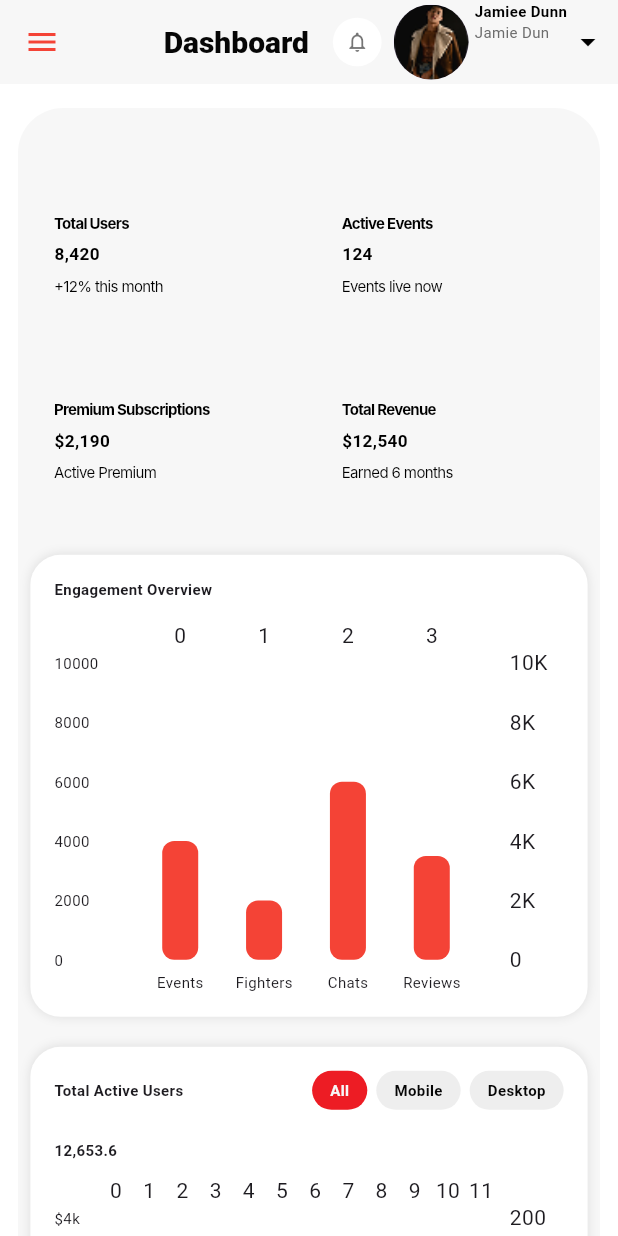
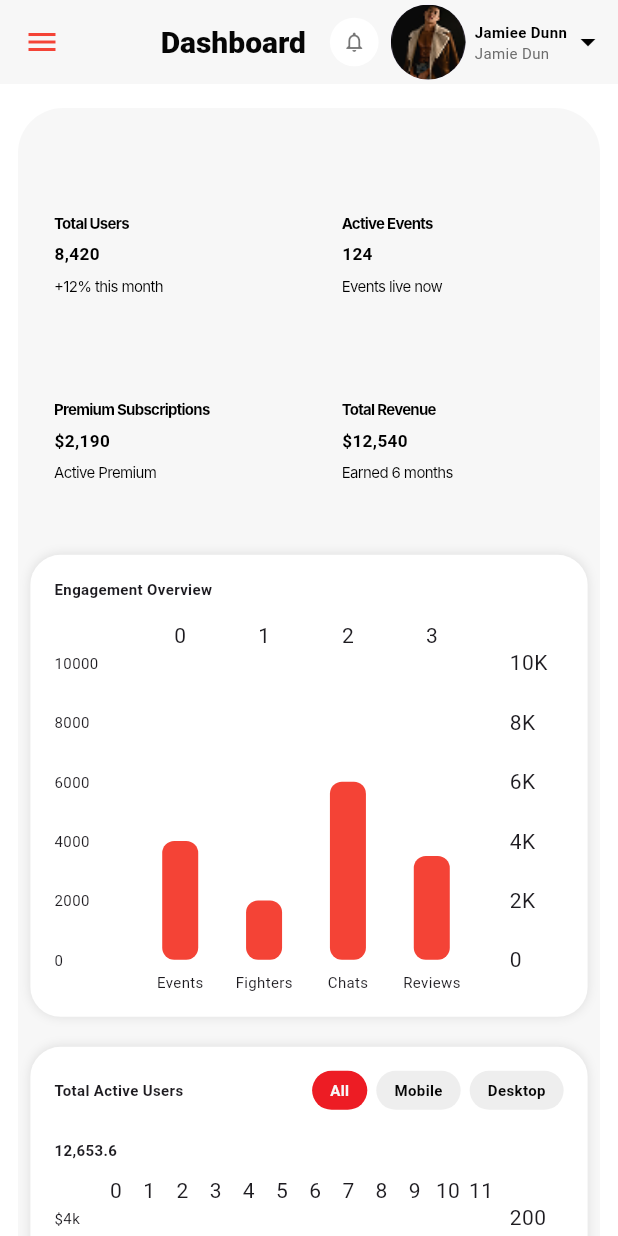
Before and after one commit to jasonapp2244/Cage_Connect_Dashboard, a Flutter app: the ResponsiveHomeScreen screen opened by its route, on a phone screen of 412 x 824 dp. Run offline on Flutter 3.47's test engine with Material 3 defaults, Android fonts, the light colour scheme and no system bars; drawn by our look-alikes of fl_chart; our stand-ins replace syncfusion_flutter_charts, syncfusion_flutter_datagrid; Roboto replaces fonts that are missing (Clash Display, Inter).

Commit message:
push code

```diff
--- a/lib/widgets/custom_profile.dart
+++ b/lib/widgets/custom_profile.dart
@@ -15,21 +15,24 @@
     required this.userEmail,
     required this.avatarImagePath,
     this.notificationIcon = Icons.notifications_none,
-    this.notificationIconColor = Colors.black54, // Default color
+    this.notificationIconColor = Colors.black54,
   });
 
   @override
   Widget build(BuildContext context) {
     var adaptive = Adaptive(context);
+
     return Container(
       decoration: BoxDecoration(borderRadius: BorderRadius.circular(10)),
       child: Row(
-        mainAxisSize: MainAxisSize.min, // Keep the row content snug
+        mainAxisSize: MainAxisSize.min,
+        crossAxisAlignment:
+            CrossAxisAlignment.center, // ✅ vertically center everything
         children: <Widget>[
           Container(
             padding: adaptive.paddingOnly(left: 2, top: 2, right: 2, bottom: 2),
             decoration: BoxDecoration(
-              color: AppColors.bgColor, // Light gray background
+              color: AppColors.bgColor,
               shape: BoxShape.circle,
             ),
             child: Icon(
@@ -42,36 +45,36 @@
           adaptive.horizontalSpace(8),
 
           Row(
+            crossAxisAlignment: CrossAxisAlignment.center, // ✅ important
             children: <Widget>[
               // Avatar
               CircleAvatar(
                 radius: 25,
-
                 backgroundImage: AssetImage(avatarImagePath),
               ),
 
-              adaptive.horizontalSpace(4),
+              adaptive.horizontalSpace(6),
 
               Column(
-                crossAxisAlignment: CrossAxisAlignment.start,
+                crossAxisAlignment:
+                    CrossAxisAlignment.start, // ✅ align text left
+                mainAxisAlignment:
+                    MainAxisAlignment.center, // ✅ center vertically with avatar
                 children: <Widget>[
-                  // Name
                   Text(
-                    userName, // Use the parameter
+                    userName,
                     style: TextStyle(
                       fontWeight: FontWeight.bold,
                       fontSize: adaptive.fontSize(14),
-
                       color: Colors.black,
                     ),
                   ),
-                  // Email
                   Text(
-                    userEmail, // Use the parameter
+                    userEmail,
                     style: TextStyle(
                       fontWeight: FontWeight.w400,
-                      fontSize: adaptive.fontSize(14),
-                      color: Color(0xff6C6C6C),
+                      fontSize: adaptive.fontSize(12),
+                      color: const Color(0xff6C6C6C),
                     ),
                   ),
                 ],
```
